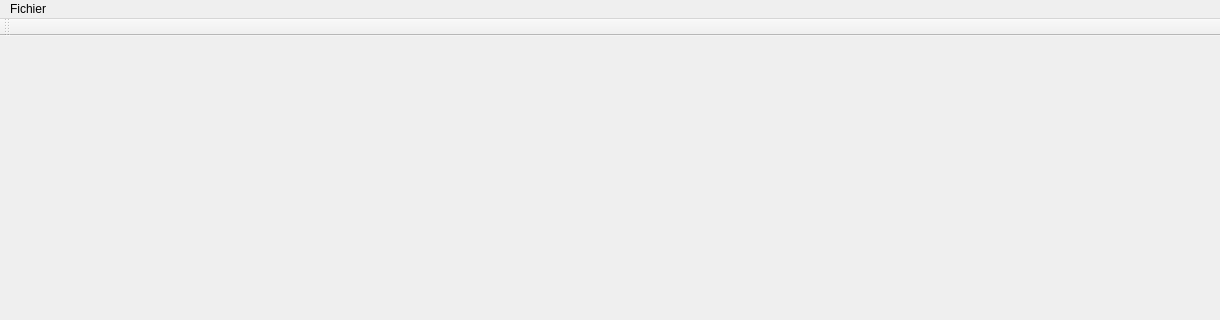
Anthiel/IHM_Qt_M1, file mainwindow.ui: the form before one commit; both pictures show x 0 to 1220 and y 0 to 320 of the 1220 by 598 pixel window.
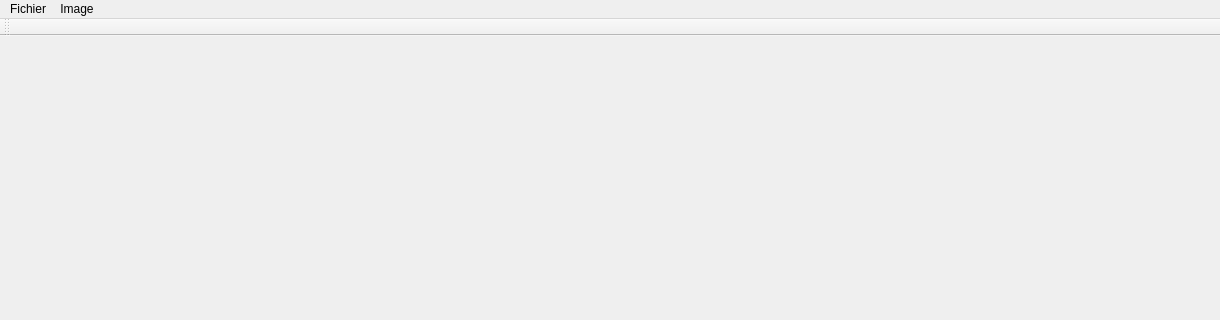
The form after the commit.

Commit message:
Version avec l'import et resize d'images
bug : le keep ratio ne marche pas quand on écrit directement la valeur dans les cases. L’incrémentation avec la largeur ne tient pas le ratio vers le haut

Diff of the .ui file:
```diff
--- a/mainwindow.ui
+++ b/mainwindow.ui
@@ -184,7 +184,14 @@
     <addaction name="actionImporter"/>
     <addaction name="actionTout_supprimer"/>
    </widget>
+   <widget class="QMenu" name="menuImage">
+    <property name="title">
+     <string>Image</string>
+    </property>
+    <addaction name="actionRedimensionner"/>
+   </widget>
    <addaction name="menuFichier"/>
+   <addaction name="menuImage"/>
   </widget>
   <widget class="QToolBar" name="mainToolBar">
    <attribute name="toolBarArea">
```
Left out of the diff: 5 changed lines with no effect on the pictures. The commit also changes 6 other files.
